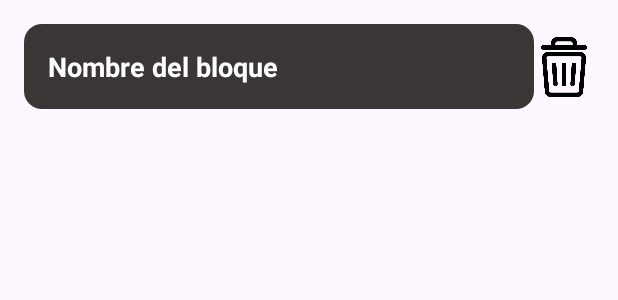
After one commit to Luisw121/TRAININGNOTES, an Android app: the layout item_block.xml on its own in the app's theme, with its tools: preview values and no code run, on a phone screen of 412 x 824 dp. The commit adds this screen. Shown: the top 300 px of the screen. Run offline under Robolectric (Android 15) with nearby library versions, the phone set to English and light mode, and no system bars.

```diff
--- a/app/src/main/java/com/example/trainingnotes/calendarioFragment.java
+++ b/app/src/main/java/com/example/trainingnotes/calendarioFragment.java
@@ -72,7 +72,7 @@ public class calendarioFragment extends Fragment {
                 if (snapshot.getValue() != null) {
                     editText.setText(snapshot.getValue().toString());
                 }else {
-                    editText.setText("null");
+                    editText.setText("vacio");
                 }
             }
 
--- /dev/null
+++ b/app/src/main/res/layout/item_block.xml
@@ -0,0 +1,43 @@
+<androidx.constraintlayout.widget.ConstraintLayout xmlns:android="http://schemas.android.com/apk/res/android"
+    xmlns:app="http://schemas.android.com/apk/res-auto"
+    android:layout_width="match_parent"
+    android:layout_height="wrap_content"
+    android:padding="16dp">
+
+    <androidx.constraintlayout.widget.ConstraintLayout
+        android:id="@+id/buttonEntrenamiento"
+        android:layout_width="0dp"
+        android:layout_height="wrap_content"
+        android:background="@drawable/selector_background"
+        android:padding="16dp"
+        app:layout_constraintEnd_toStartOf="@id/deleteButton"
+        app:layout_constraintHorizontal_chainStyle="spread_inside"
+        app:layout_constraintStart_toStartOf="parent"
+        app:layout_constraintTop_toTopOf="parent">
+
+        <TextView
+            android:id="@+id/blockNameTextView"
+            android:layout_width="wrap_content"
+            android:layout_height="wrap_content"
+            android:text="Nombre del bloque"
+            android:textColor="@color/white"
+            android:textSize="18sp"
+            android:textStyle="bold"
+            app:layout_constraintBottom_toBottomOf="parent"
+            app:layout_constraintStart_toStartOf="parent"
+            app:layout_constraintTop_toTopOf="parent" />
+
+    </androidx.constraintlayout.widget.ConstraintLayout>
+
+    <ImageView
+        android:id="@+id/deleteButton"
+        android:layout_width="40dp"
+        android:layout_height="40dp"
+        android:onClick="deleteBlock"
+        android:background="@drawable/borrar"
+        android:text="Eliminar"
+        app:layout_constraintBottom_toBottomOf="@id/buttonEntrenamiento"
+        app:layout_constraintEnd_toEndOf="parent"
+        app:layout_constraintTop_toTopOf="@id/buttonEntrenamiento" />
+
+</androidx.constraintlayout.widget.ConstraintLayout>
--- /dev/null
+++ b/app/src/main/res/values/refs.xml
@@ -0,0 +1,2 @@
+<?xml version="1.0" encoding="utf-8"?>
+<resources></resources>
```
Also changed, not shown: app/src/main/java/com/example/trainingnotes/Block.java (added, +21 -0 lines), app/src/main/java/com/example/trainingnotes/BlockAdapter.java (added, +78 -0 lines), app/src/main/java/com/example/trainingnotes/entrenamientoFragment.java (+106 -1 lines), app/src/main/res/layout/fragment_entrenamiento.xml (+14 -0 lines), app/src/main/res/drawable/borrar.png (added).
